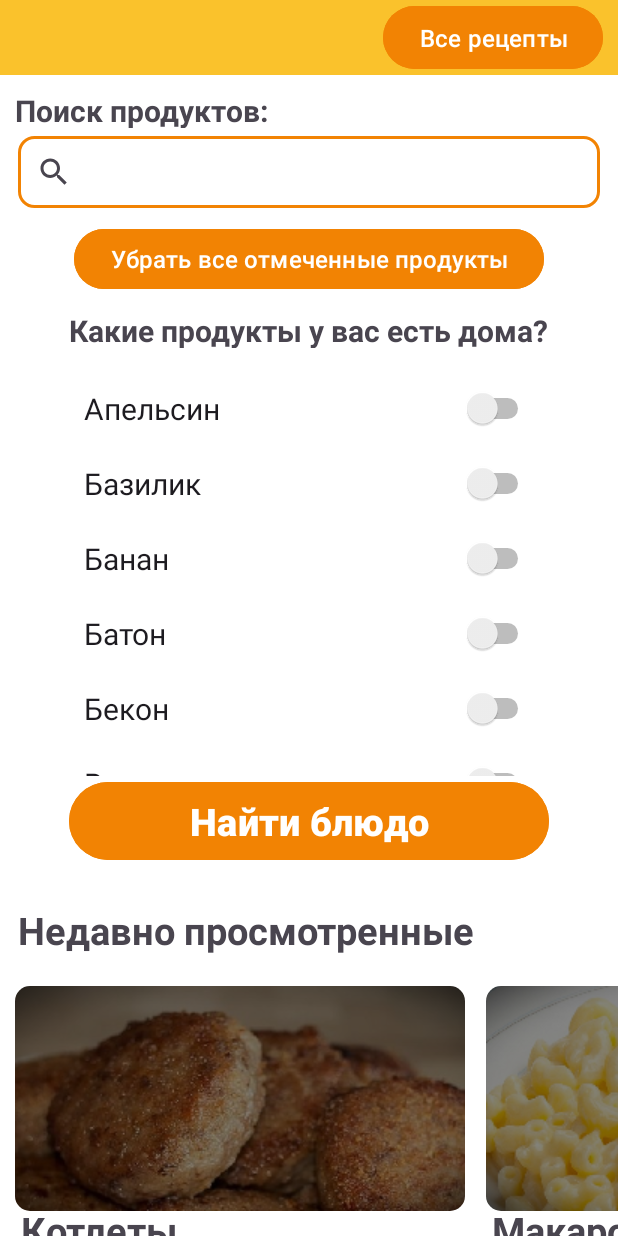
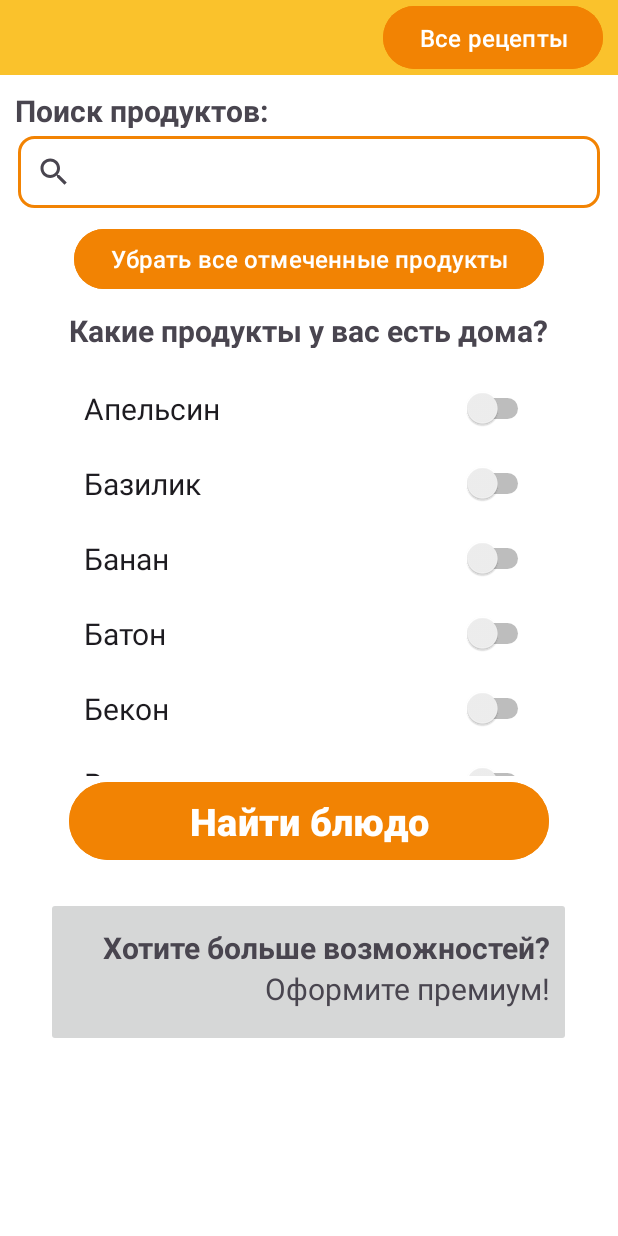
Before and after one commit to le-blyad/PokushAI_Mobile, an Android app: the layout activity_second.xml on its own in the app's theme, with its tools: preview values and no code run, on a phone screen of 412 x 824 dp. Run offline under Robolectric (Android 15) with nearby library versions, the light colour scheme and no system bars; network calls fail.

Commit message:
удаление опциональных функций

```diff
--- a/app/src/main/res/layout/activity_second.xml
+++ b/app/src/main/res/layout/activity_second.xml
@@ -88,6 +88,7 @@
             android:layout_height="275dp"
             android:nestedScrollingEnabled="true"
             android:scrollbars="none">
+
 
             <LinearLayout
                 android:layout_width="match_parent"
@@ -601,7 +602,7 @@
             app:layout_constraintBottom_toBottomOf="@+id/scrollView2"
             app:layout_constraintEnd_toEndOf="parent"
             app:layout_constraintStart_toStartOf="parent" />
-
+        <!--
 
             <TextView
             android:id="@+id/textView0"
@@ -874,7 +875,7 @@
             </LinearLayout>
 
         </HorizontalScrollView>
-
+            -->
     <ImageButton
         android:id="@+id/buttonPremium0"
         android:layout_width="350dp"
@@ -882,7 +883,6 @@
         android:layout_gravity="center"
         android:layout_marginTop="15dp"
         android:padding="10dp"
-            android:text="Картофельное пюре"
         android:textColor="@android:color/white"
         android:textSize="16sp"/>
     <TextView
@@ -908,7 +908,7 @@
         android:layout_marginBottom="40dp"
         android:textSize="20dp"/>
 
-
+        <!--
 
         <TextView
             android:id="@+id/textView3"
@@ -1149,7 +1149,7 @@
 
             </LinearLayout>
         </HorizontalScrollView>
-
+    -->
     </LinearLayout>
     </ScrollView>
 
```
Lines whose indentation alone changed are shown as unchanged.
